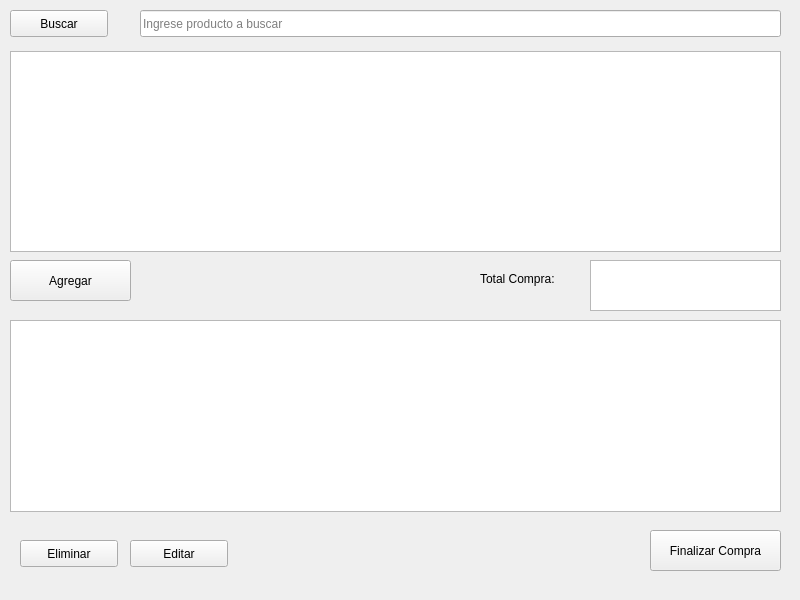
Old version of the form ui_compras_prod.ui in the repository yonathanalexis/tarea3_compras.
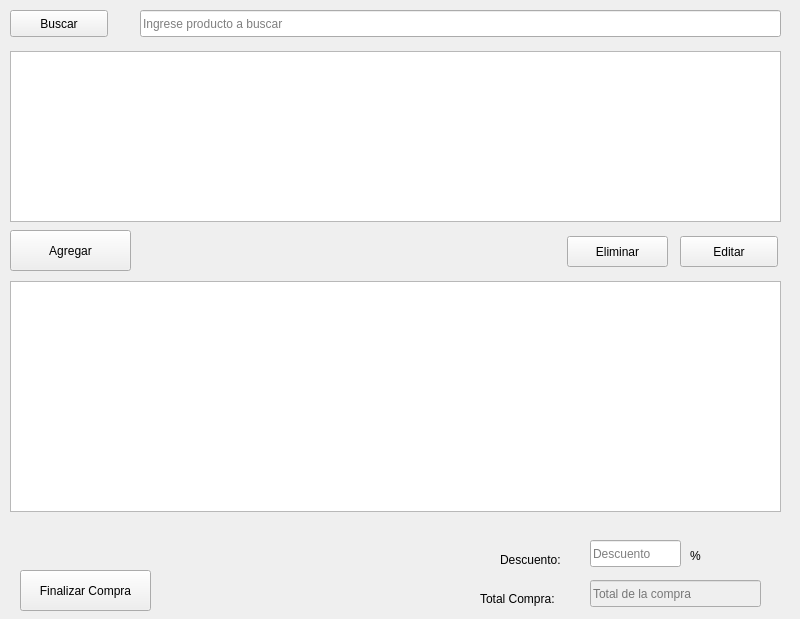
New version of the form.

Commit message: solucionado el tema de crear nueva compra

Diff of the .ui file:
```diff
--- a/ui_compras_prod.ui
+++ b/ui_compras_prod.ui
@@ -7,7 +7,7 @@
     <x>0</x>
     <y>0</y>
     <width>800</width>
-    <height>600</height>
+    <height>619</height>
    </rect>
   </property>
   <property name="minimumSize">
@@ -51,7 +51,7 @@
      <x>10</x>
      <y>51</y>
      <width>771</width>
-     <height>201</height>
+     <height>171</height>
     </rect>
    </property>
   </widget>
@@ -59,7 +59,7 @@
    <property name="geometry">
     <rect>
      <x>10</x>
-     <y>260</y>
+     <y>230</y>
      <width>121</width>
      <height>41</height>
     </rect>
@@ -72,19 +72,19 @@
    <property name="geometry">
     <rect>
      <x>10</x>
-     <y>320</y>
+     <y>281</y>
      <width>771</width>
-     <height>192</height>
+     <height>231</height>
     </rect>
    </property>
   </widget>
   <widget class="QPushButton" name="eliminar_prod">
    <property name="geometry">
     <rect>
-     <x>20</x>
-     <y>540</y>
-     <width>98</width>
-     <height>27</height>
+     <x>567</x>
+     <y>236</y>
+     <width>101</width>
+     <height>31</height>
     </rect>
    </property>
    <property name="text">
@@ -94,10 +94,10 @@
   <widget class="QPushButton" name="editar_prod">
    <property name="geometry">
     <rect>
-     <x>130</x>
-     <y>540</y>
+     <x>680</x>
+     <y>236</y>
      <width>98</width>
-     <height>27</height>
+     <height>31</height>
     </rect>
    </property>
    <property name="text">
@@ -108,7 +108,7 @@
    <property name="geometry">
     <rect>
      <x>480</x>
-     <y>270</y>
+     <y>590</y>
      <width>101</width>
      <height>17</height>
     </rect>
@@ -117,21 +117,11 @@
     <string>Total Compra:</string>
    </property>
   </widget>
-  <widget class="QPlainTextEdit" name="total_compra">
-   <property name="geometry">
-    <rect>
-     <x>590</x>
-     <y>260</y>
-     <width>191</width>
-     <height>51</height>
-    </rect>
-   </property>
-  </widget>
   <widget class="QPushButton" name="fin">
    <property name="geometry">
     <rect>
-     <x>650</x>
-     <y>530</y>
+     <x>20</x>
+     <y>570</y>
      <width>131</width>
      <height>41</height>
     </rect>
@@ -140,6 +130,67 @@
     <string>Finalizar Compra</string>
    </property>
   </widget>
+  <widget class="QLabel" name="label_2">
+   <property name="geometry">
+    <rect>
+     <x>500</x>
+     <y>550</y>
+     <width>81</width>
+     <height>20</height>
+    </rect>
+   </property>
+   <property name="text">
+    <string>Descuento:</string>
+   </property>
+  </widget>
+  <widget class="QLineEdit" name="line_descuento">
+   <property name="enabled">
+    <bool>true</bool>
+   </property>
+   <property name="geometry">
+    <rect>
+     <x>590</x>
+     <y>540</y>
+     <width>91</width>
+     <height>27</height>
+    </rect>
+   </property>
+   <property name="placeholderText">
+    <string>Descuento</string>
+   </property>
+  </widget>
+  <widget class="QLabel" name="label_3">
+   <property name="geometry">
+    <rect>
+     <x>690</x>
+     <y>540</y>
+     <width>66</width>
+     <height>31</height>
+    </rect>
+   </property>
+   <property name="lineWidth">
+    <number>1</number>
+   </property>
+   <property name="text">
+    <string>%</string>
+   </property>
+  </widget>
+  <widget class="QLineEdit" name="line_total">
+   <property name="enabled">
+    <bool>false</bool>
+   </property>
+   <property name="geometry">
+    <rect>
+     <x>590</x>
+     <y>580</y>
+     <width>171</width>
+     <height>27</height>
+    </rect>
+   </property>
+   <property name="placeholderText">
+    <string>Total de la compra</string>
+   </property>
+  </widget>
  </widget>
  <resources/>
  <connections/>
```
The commit also changes 32 other files.
